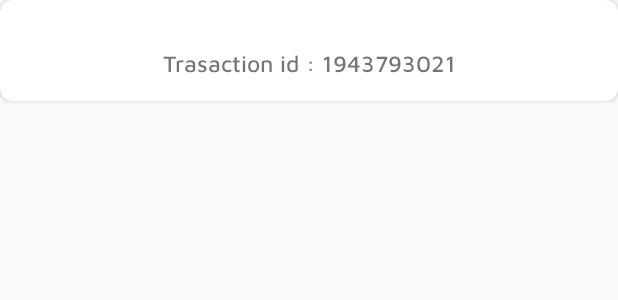
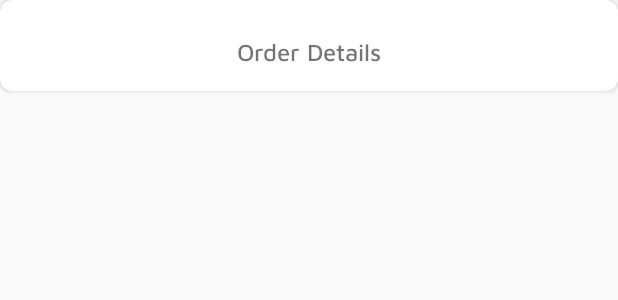
Before and after one commit to filiksyos/Canteen-management-user, an Android app: the layout order_detail_diaolog_box.xml on its own in the app's theme, with its tools: preview values and no code run, on a phone screen of 412 x 824 dp. Shown: the top 300 px of the screen. Run offline under Robolectric (Android 15) with nearby library versions, the phone set to English and light mode, and no system bars.

Commit message:
home removal commit

```diff
--- a/app/src/main/res/layout/order_detail_diaolog_box.xml
+++ b/app/src/main/res/layout/order_detail_diaolog_box.xml
@@ -1,17 +1,18 @@
 <?xml version="1.0" encoding="utf-8"?>
+<layout xmlns:android="http://schemas.android.com/apk/res/android"
+    xmlns:app="http://schemas.android.com/apk/res-auto">
 
-<LinearLayout xmlns:android="http://schemas.android.com/apk/res/android"
-    xmlns:app="http://schemas.android.com/apk/res-auto"
+    <LinearLayout
         android:layout_width="match_parent"
         android:layout_height="match_parent"
-    android:background="@android:color/transparent">
+        android:background="@android:color/transparent"
+        android:orientation="vertical">
 
         <androidx.cardview.widget.CardView
+            android:layout_width="match_parent"
+            android:layout_height="wrap_content"
             android:background="@android:color/white"
-        app:cardCornerRadius="@dimen/small"
-        android:layout_width="match_parent"
-        android:layout_height="wrap_content">
-
+            app:cardCornerRadius="@dimen/small">
 
             <androidx.constraintlayout.widget.ConstraintLayout
                 android:layout_width="match_parent"
@@ -19,33 +20,22 @@
                 android:layout_margin="@dimen/medium"
                 android:backgroundTint="@color/whiteColour">
 
-
-            <ImageView
-                android:id="@+id/IM_qr_code"
+                <!-- Add relevant views for ongoing order details here -->
+                <TextView
+                    android:id="@+id/TV_order_details"
                     android:layout_width="wrap_content"
                     android:layout_height="wrap_content"
                     android:layout_marginTop="8dp"
                     android:layout_marginBottom="8dp"
-                app:layout_constraintBottom_toTopOf="@id/TV_transaction_id"
-                app:layout_constraintEnd_toEndOf="parent"
+                    android:text="Order Details"
+                    android:textSize="16sp"
                     app:layout_constraintStart_toStartOf="parent"
-                app:layout_constraintTop_toTopOf="parent" />
-
-            <TextView
-                android:id="@+id/TV_transaction_id"
-                android:layout_width="wrap_content"
-                android:layout_height="wrap_content"
-                android:layout_marginStart="8dp"
-                android:layout_marginEnd="8dp"
-                android:text="Trasaction id : 1943793021"
-                android:textSize="15sp"
-                app:layout_constraintBottom_toBottomOf="parent"
-                app:layout_constraintEnd_toEndOf="parent"
-                app:layout_constraintStart_toStartOf="parent"
-                app:layout_constraintTop_toBottomOf="@id/IM_qr_code" />
+                    app:layout_constraintTop_toTopOf="parent"
+                    app:layout_constraintEnd_toEndOf="parent" />
 
             </androidx.constraintlayout.widget.ConstraintLayout>
 
         </androidx.cardview.widget.CardView>
 
     </LinearLayout>
+</layout>
```
Also changed, not shown: app/src/main/java/com/canteenmanagment/ui/UserOrder/OnGoingOrderRecyclerViewAdapter.kt (+26 -26 lines), app/src/main/java/com/canteenmanagment/ui/UserOrder/UserOrderFragment.kt (renamed from app/src/main/java/com/canteenmanagment/ui/UserOrder/UserOrder.kt, +12 -20 lines), app/src/main/java/com/canteenmanagment/ui/UserOrder/UserOrderViewModel.kt (+14 -97 lines), app/src/main/java/com/canteenmanagment/utils/OrderDetailDialog.kt (+4 -39 lines), app/src/main/res/layout/activity_user_order.xml (+4 -32 lines), app/src/main/res/layout/item_ongoing_order_layout.xml (+2 -21 lines). Lines whose indentation alone changed are shown as unchanged.
